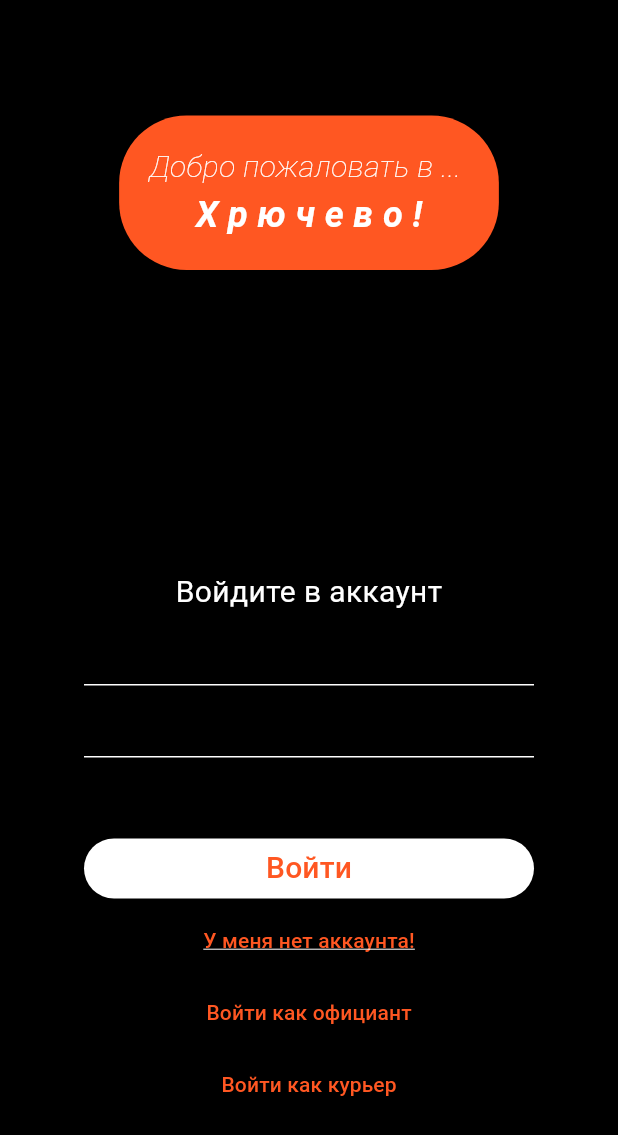
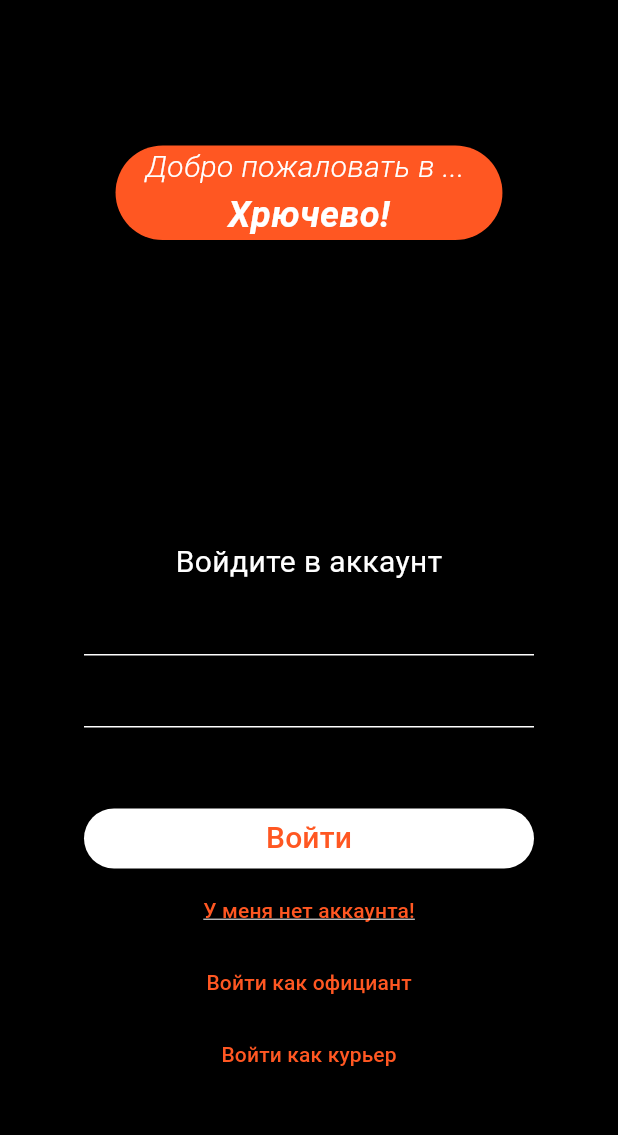
Before and after one commit to danyasedoy/restaurant_mobile, a Flutter app: the screen it shows after launch, on a phone screen of 412 x 824 dp. Shown: the top 1135 px of the screen. Run offline on Flutter 3.47's test engine with Material 3 defaults, Android fonts, the phone set to English and light mode, and no system bars.

Commit message:
auth screen template | few design fixes

```diff
--- a/app/lib/views/enter screen/enter_screen.dart
+++ b/app/lib/views/enter screen/enter_screen.dart
@@ -21,19 +21,19 @@ class AuthScreen extends StatelessWidget {
                       borderRadius: BorderRadius.all(Radius.circular(45))
                     ),
                     child: const Padding(
-                      padding: EdgeInsets.all(20.0),
+                      padding: EdgeInsets.symmetric(horizontal: 20.0),
                       child: Column(
                         children: [
                           Text(
                             'Добро пожаловать в ... ',
                             style: TextStyle(
                                 fontSize: 20,
-                                fontWeight: FontWeight.w200,
+                                fontWeight: FontWeight.w300,
                                 fontStyle: FontStyle.italic
                             ),
                           ),
                           Text(
-                            'Х р ю ч е в о !',
+                            'Хрючево!',
                             style: TextStyle(
                                 fontSize: 24,
                                 fontWeight: FontWeight.bold,
```
